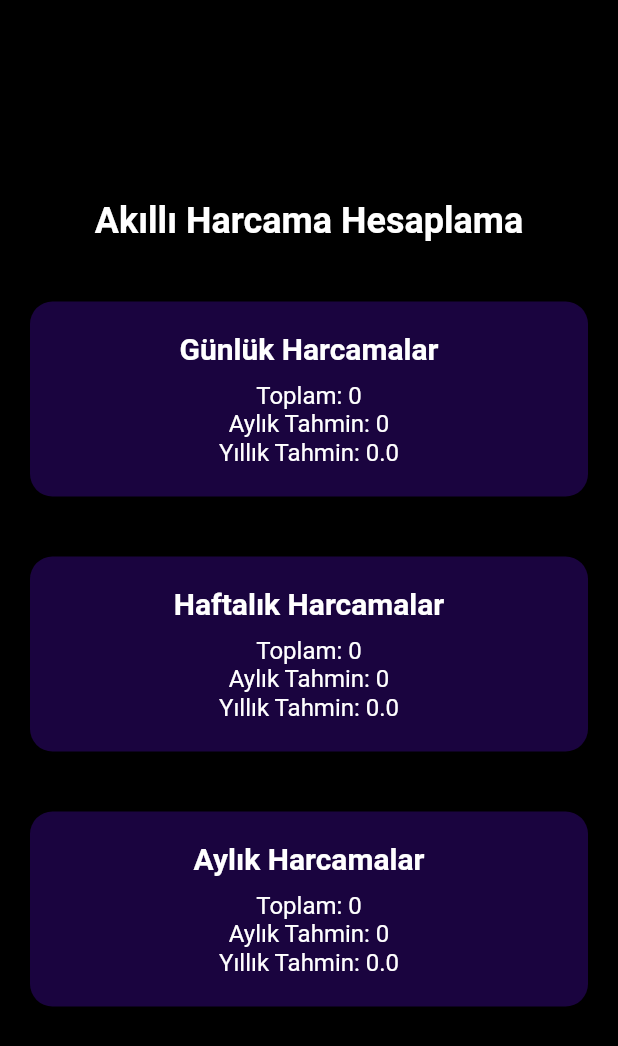
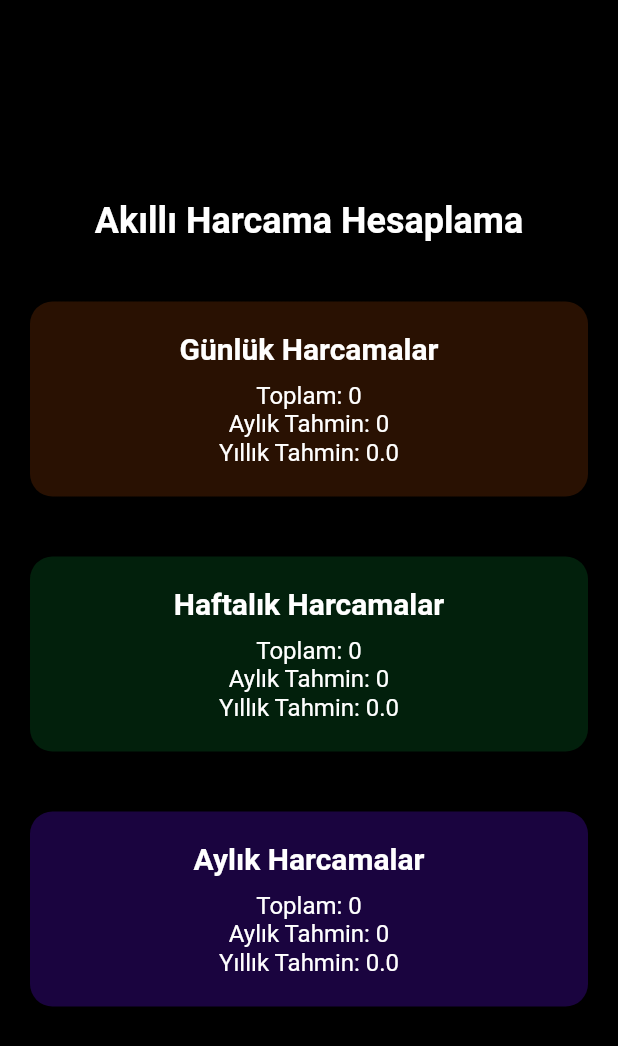
Before and after one commit to BatuhanSatilmis/Penny-Smart-Wallet, a Flutter app: the Calculation screen opened directly, on a phone screen of 412 x 824 dp. Shown: the top 1046 px of the screen. Run offline on Flutter 3.47's test engine with Material 2 defaults, Android fonts, the light colour scheme and no system bars; our stand-ins replace animate_do, hive, hive_flutter, image_picker, ionicons, syncfusion_flutter_charts; accounts and stored records are empty.

Commit message:
style 🎨 : styling calc

```diff
--- a/penny_smart_wallet_app/lib/Screens/calculation.dart
+++ b/penny_smart_wallet_app/lib/Screens/calculation.dart
@@ -127,13 +127,13 @@ class _CalculationWidgetState extends State<Calculation> {
                     total: totalToday,
                     monthlyEstimate: monthlyTotalToday,
                     yearlyEstimate: yearlyTotalToday,
-                    cardColor: Color.fromARGB(255, 26, 4, 63)),
+                    cardColor: Color.fromARGB(255, 41, 17, 2)),
                 DataCard(
                     title: "Haftalık Harcamalar",
                     total: totalWeek,
                     monthlyEstimate: monthlyTotalWeek,
                     yearlyEstimate: yearlyTotalWeek,
-                    cardColor: Color.fromARGB(255, 26, 4, 63)),
+                    cardColor: Color.fromARGB(255, 2, 32, 12)),
                 DataCard(
                     title: "Aylık Harcamalar",
                     total: totalMonth,
```
